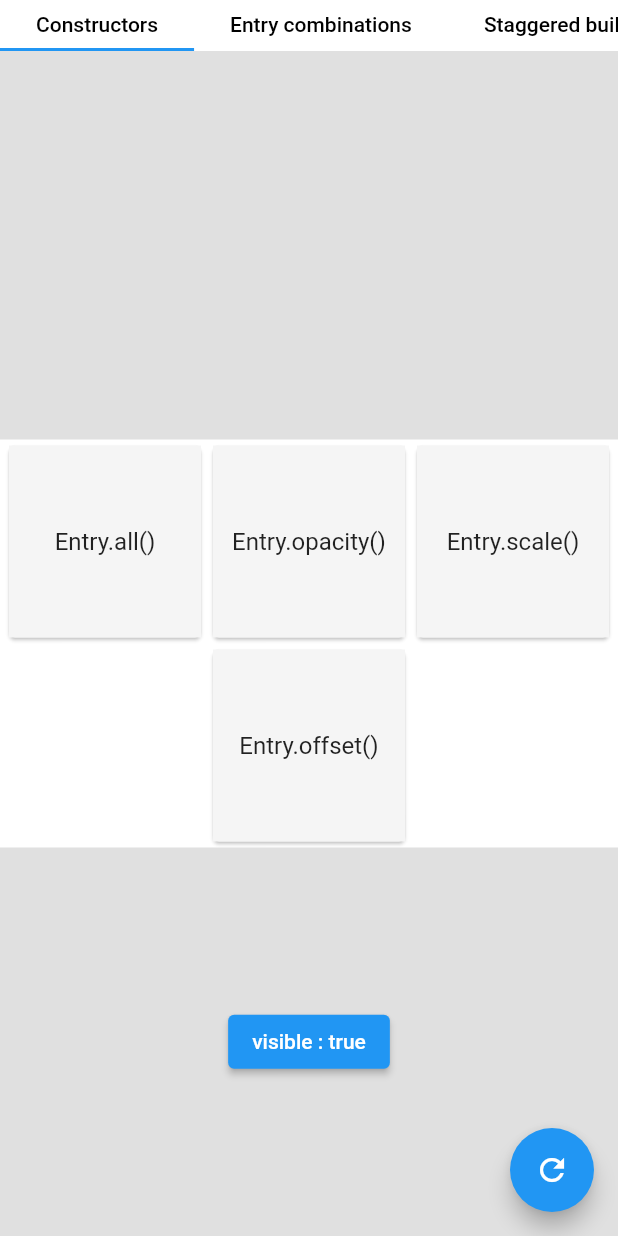
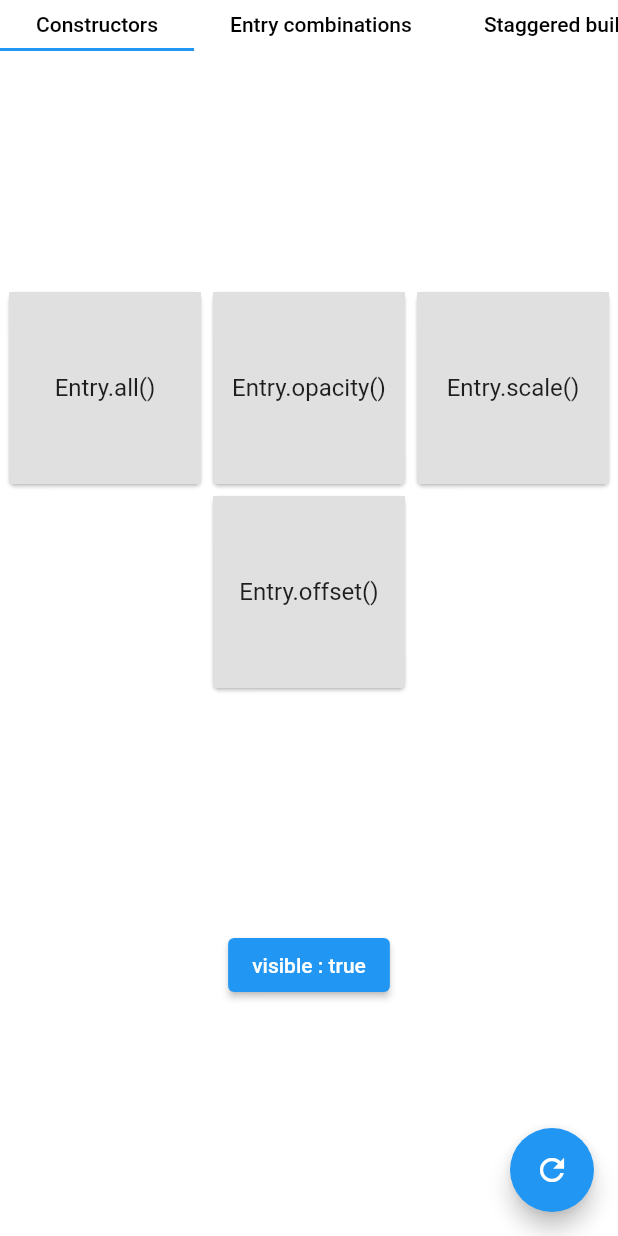
Before and after one commit to MickaelHrndz/entry, a Flutter app: the screen it shows after launch, on a phone screen of 412 x 824 dp. Run offline on Flutter 3.47's test engine with Material 2 defaults, Android fonts, the phone set to English and light mode, and no system bars; our stand-ins replace simple_animations.

Commit message:
make tiles more visible + update screenshots

```diff
--- a/example/lib/main.dart
+++ b/example/lib/main.dart
@@ -13,7 +13,7 @@ class CustomCard extends StatelessWidget {
   Widget build(BuildContext context) {
     return Card(
       child: Container(
-        color: Colors.grey[100],
+        color: Colors.grey[300],
         width: 128,
         height: 128,
         child: Center(
@@ -75,8 +75,8 @@ class _ExampleAppState extends State<ExampleApp> {
               children: [
                 // Constructors
                 Column(
+                  mainAxisAlignment: MainAxisAlignment.spaceEvenly,
                   children: [
-                    Expanded(child: Container(color: Colors.black12)),
                     Wrap(
                       alignment: WrapAlignment.center,
                       runAlignment: WrapAlignment.center,
@@ -103,14 +103,10 @@ class _ExampleAppState extends State<ExampleApp> {
                         ),
                       ],
                     ),
-                    Expanded(
-                        child: Container(
-                      color: Colors.black12,
-                      child: Center(
-                          child: ElevatedButton(
-                        onPressed: () => setState(() => visible = !visible),
-                        child: Text("visible : $visible"),
-                      )),
+                    Center(
+                        child: ElevatedButton(
+                      onPressed: () => setState(() => visible = !visible),
+                      child: Text("visible : $visible"),
                     )),
                   ],
                 ),
```
Also changed, not shown: example/assets/combined.gif, example/assets/entry.gif, example/assets/randomized.gif, example/assets/staggered.gif, 1 other file.
